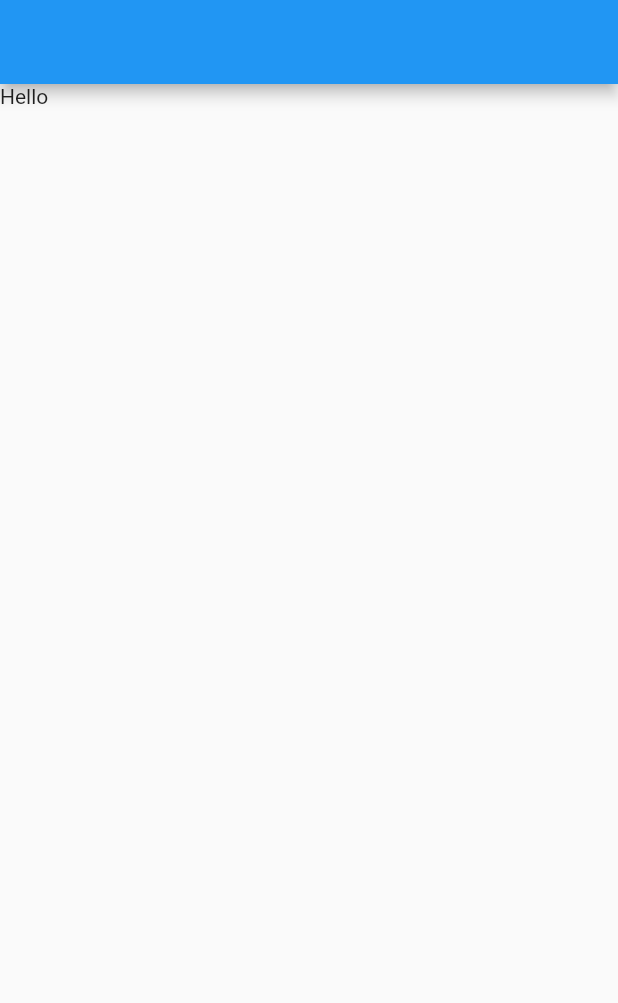
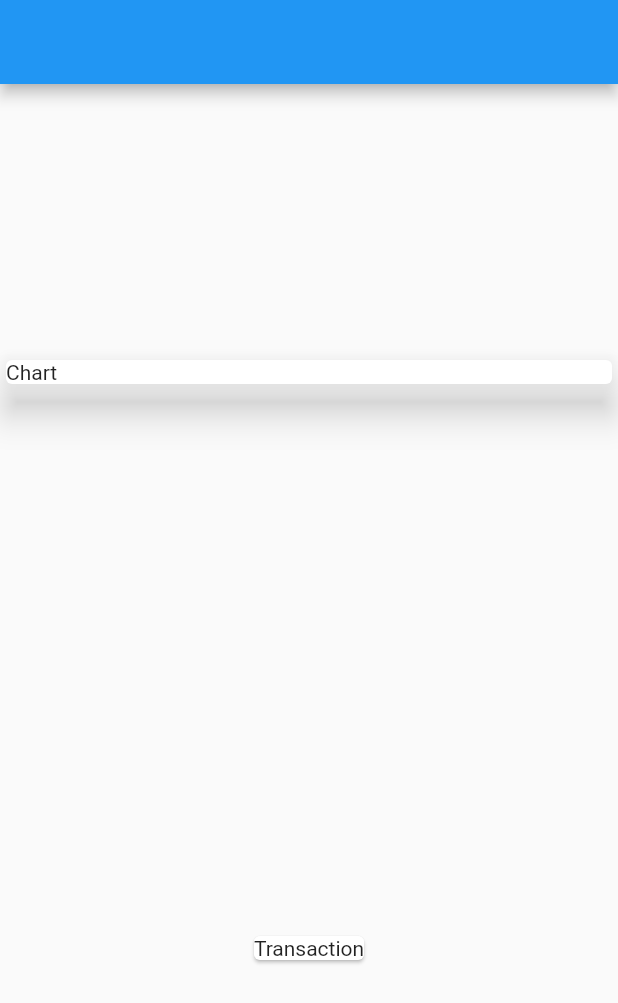
Before and after one commit to walidwazini/Flutter-Totalspense, a Flutter app: the screen it shows after launch, on a phone screen of 412 x 824 dp. Shown: the top 1003 px of the screen. Run offline on Flutter 3.47's test engine with Material 2 defaults, Android fonts, the phone set to English and light mode, and no system bars.

Commit message:
2nd commit

```diff
--- /dev/null
+++ b/lib/Models/TransactionModel.dart
@@ -0,0 +1,15 @@
+import 'package:flutter/material.dart';
+
+class TransactionModel {
+  final String id;
+  final String? title;
+  final double amount;
+  final DateTime date;
+
+  TransactionModel({
+    required this.id,
+    required this.title,
+    required this.amount,
+    required this.date
+});
+}
--- a/lib/Screens/HomeScreen.dart
+++ b/lib/Screens/HomeScreen.dart
@@ -1,17 +1,48 @@
 import 'package:flutter/material.dart';
 
+import '../Models/TransactionModel.dart';
+
 class HomeScreen extends StatelessWidget {
-  const HomeScreen({Key? key}) : super(key: key);
+  final List<TransactionModel> transactions = [
+    TransactionModel(
+      id: 't1',
+      title: 'New Shoes',
+      amount: 69.20,
+      date: DateTime.now(),
+    ),
+    TransactionModel(
+      id: 't1',
+      title: 'Beli tempeh',
+      amount: 12.40,
+      date: DateTime.now(),
+    )
+  ];
 
   @override
   Widget build(BuildContext context) {
     return Scaffold(
-      appBar: AppBar(
-      ),
-      body: Column(
-        children: [
-          Text('Hello'),
-        ],
+      appBar: AppBar(),
+      body: Center(
+        child: Column(
+          mainAxisAlignment: MainAxisAlignment.spaceAround,
+          crossAxisAlignment: CrossAxisAlignment.stretch,
+          children: [
+            Card(
+              elevation: 10,
+              child: Container(
+                width: 200,
+                child: Text('Chart'),
+              ),
+            ),
+            Column(
+              children: [
+                Card(
+                  child: Text('Transaction'),
+                ),
+              ],
+            ),
+          ],
+        ),
       ),
     );
   }
```
